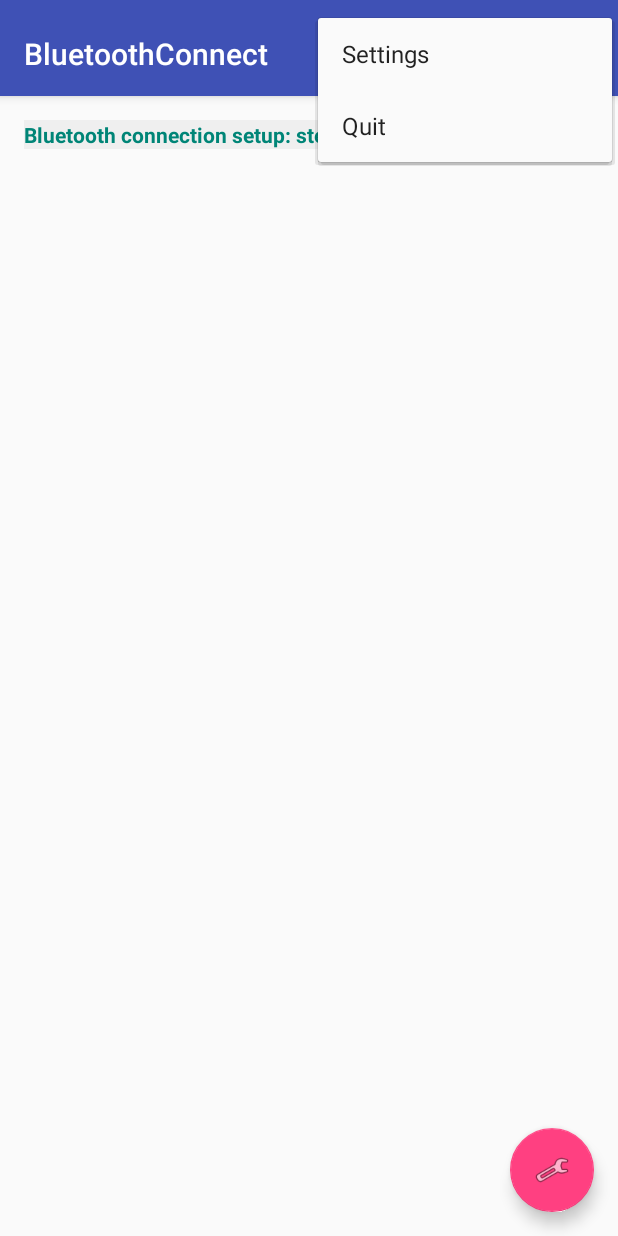
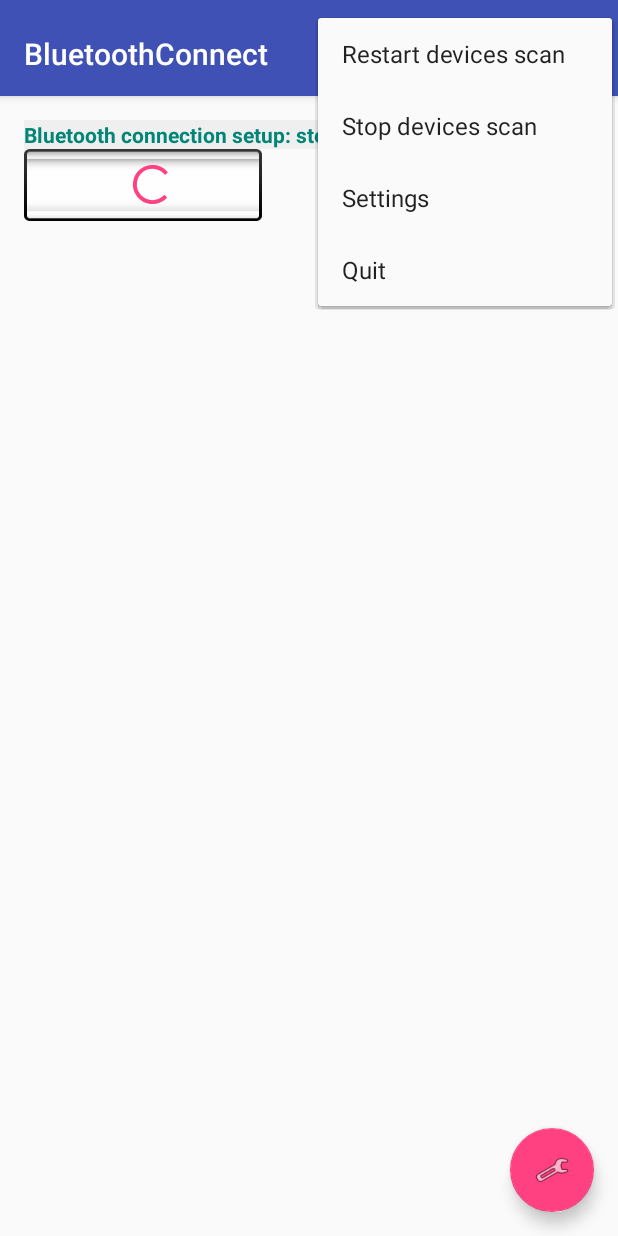
Before and after one commit to rcoscali/BluetoothConnectionMonitor, an Android app: the screen it shows after launch (BluetoothConnect), with the options menu open, on a phone screen of 412 x 824 dp. Run offline under Robolectric (Android 15) with nearby library versions, the phone set to English and light mode, and no system bars.

Commit message:
Managing bluetooth activation correctly

```diff
--- a/app/src/main/java/monitor/bluetoothconnection/rcsnet/com/bluetoothconnectionmonitor/BluetoothConnect.java
+++ b/app/src/main/java/monitor/bluetoothconnection/rcsnet/com/bluetoothconnectionmonitor/BluetoothConnect.java
@@ -1,7 +1,11 @@
 package monitor.bluetoothconnection.rcsnet.com.bluetoothconnectionmonitor;
 
 import android.bluetooth.BluetoothAdapter;
+import android.bluetooth.BluetoothDevice;
+import android.content.BroadcastReceiver;
+import android.content.Context;
 import android.content.Intent;
+import android.content.IntentFilter;
 import android.os.Bundle;
 import android.support.design.widget.FloatingActionButton;
 import android.support.design.widget.Snackbar;
@@ -13,8 +17,9 @@ import android.support.v7.app.AppCompatActivity;
 import android.support.v7.widget.Toolbar;
 import android.util.Log;
 import android.view.*;
-import android.widget.TextView;
-import android.widget.Toast;
+import android.widget.*;
+
+import java.util.Set;
 
 public class BluetoothConnect extends AppCompatActivity
 {
@@ -59,8 +64,11 @@ public class BluetoothConnect extends AppCompatActivity
                     public void onClick(View view)
                     {
                         Snackbar.make(view,
-                                      "Monitor this device",
-                                      Snackbar.LENGTH_LONG).setAction("Action", null).show();
+                                      "Restart scan",
+                                      Snackbar.LENGTH_LONG).setAction("ActionRestartScan", null).show();
+                        Snackbar.make(view,
+                                      "Stop scan",
+                                      Snackbar.LENGTH_LONG).setAction("ActionStopScan", null).show();
                     }
                 }
         );
@@ -96,6 +104,16 @@ public class BluetoothConnect extends AppCompatActivity
         {
             return true;
         }
+        else if (id == R.id.action_restart_scan)
+        {
+            BluetoothAdapter.getDefaultAdapter ().startDiscovery ();
+            return true;
+        }
+        else if (id == R.id.action_stop_scan)
+        {
+            BluetoothAdapter.getDefaultAdapter ().cancelDiscovery ();
+            return true;
+        }
         else if (id == R.id.action_quit)
         {
             finish();
@@ -117,7 +135,14 @@ public class BluetoothConnect extends AppCompatActivity
         private static final String ARG_SECTION_NUMBER = "section_number";
         private static final int REQUEST_CODE_ENABLE_BLUETOOTH = 0;
 
+        private Set<BluetoothDevice> devices;
+
         private int mSectionNumber;
+        private View mRootView;
+        private TextView mTextView;
+        private ListView mListView;
+        private ProgressBar mProgressBar;
+        private BluetoothAdapter mBluetoothAdapter;
 
         public PlaceholderFragment()
         {
@@ -144,27 +169,38 @@ public class BluetoothConnect extends AppCompatActivity
             mSectionNumber = getArguments().getInt(ARG_SECTION_NUMBER);
             Log.v("BluetoothMonitor",
                   "Fragment - onCreateView: " + getString(R.string.section_format, mSectionNumber));
-            View             rootView         = inflater.inflate(R.layout.fragment_bluetooth_connect, container, false);
-            TextView textView = (TextView) rootView.findViewById(R.id.section_label);
-            BluetoothAdapter bluetoothAdapter = BluetoothAdapter.getDefaultAdapter ();
-            if (bluetoothAdapter == null)
+            mRootView         = inflater.inflate(R.layout.fragment_bluetooth_connect, container, false);
+            mTextView = (TextView) mRootView.findViewById(R.id.section_label);
+            mListView = (ListView) mRootView.findViewById(R.id.section_list);
+            mProgressBar = (ProgressBar) mRootView.findViewById (R.id.progressBar);
+            mListView.setAdapter (new ArrayAdapter<String> (this.getActivity (),
+                                                            R.layout.rowitem,
+                                                            R.id.row_item_text));
+            mBluetoothAdapter = BluetoothAdapter.getDefaultAdapter ();
+            if (mBluetoothAdapter == null)
             {
                 Toast.makeText (this.getActivity ().getApplicationContext (), "Pas de Bluetooth",
                                 Toast.LENGTH_SHORT
                                ).show ();
-                textView.setText("No bluetooth device");
+                mTextView.setText("No bluetooth device");
             }
             else
             {
-                textView.setText(getString(R.string.section_format,
+                mTextView.setText(getString(R.string.section_format,
                                            mSectionNumber));
-                if (!bluetoothAdapter.isEnabled()) {
+                if (!mBluetoothAdapter.isEnabled()) {
                     Intent enableBlueTooth = new Intent(BluetoothAdapter.ACTION_REQUEST_ENABLE);
                     startActivityForResult(enableBlueTooth, REQUEST_CODE_ENABLE_BLUETOOTH);
                 }
+                else
+                {
+                    ((ArrayAdapter<String>)mListView.getAdapter ()).clear ();
+                    addBluetoothKnownDevices ();
+                    addBluetoothNewDevices ();
+                }
             }
 
-            return rootView;
+            return mRootView;
         }
 
         @Override
@@ -174,6 +210,64 @@ public class BluetoothConnect extends AppCompatActivity
                 return;
             if (resultCode == 0)
                 this.getActivity ().finish ();
+            else
+            {
+                ((ArrayAdapter<String>)mListView.getAdapter ()).clear ();
+                addBluetoothKnownDevices ();
+                addBluetoothNewDevices ();
+            }
+        }
+
+        private final BroadcastReceiver mBluetoothReceiver = new BroadcastReceiver() {
+            public void onReceive (Context context, Intent intent) {
+                String action = intent.getAction();
+                if (BluetoothAdapter.ACTION_DISCOVERY_STARTED.equals(action))
+                {
+                    mProgressBar.setVisibility (View.VISIBLE);
+                }
+                if (BluetoothAdapter.ACTION_DISCOVERY_FINISHED.equals(action))
+                {
+                    mProgressBar.setVisibility (View.GONE);
+                }
+                else if (BluetoothDevice.ACTION_FOUND.equals(action))
+                {
+                    BluetoothDevice device = intent.getParcelableExtra(BluetoothDevice.EXTRA_DEVICE);
+                    String item = device.getName () + " " + device.getAddress ();
+                    Log.v("BluetoothMonitor", "Adding new device item: " + item);
+                    ((ArrayAdapter<String>)mListView.getAdapter ()).add(item);
+                }
+            }
+        };
+
+        private
+        void addBluetoothNewDevices ()
+        {
+            Intent discoverableIntent = new Intent(BluetoothAdapter.ACTION_REQUEST_DISCOVERABLE);
+            discoverableIntent.putExtra(BluetoothAdapter.EXTRA_DISCOVERABLE_DURATION, 300);
+            startActivity(discoverableIntent);
+            IntentFilter filter = new IntentFilter(BluetoothDevice.ACTION_FOUND);
+            getContext().registerReceiver(mBluetoothReceiver, filter);
+            mBluetoothAdapter.startDiscovery();
+        }
+
+        @Override
+        public
+        void onDestroy() {
+            super.onDestroy();
+            mBluetoothAdapter.cancelDiscovery();
+            getContext().unregisterReceiver(mBluetoothReceiver);
+        }
+
+        private
+        void addBluetoothKnownDevices()
+        {
+            devices = mBluetoothAdapter.getBondedDevices();
+            for (BluetoothDevice device : devices) {
+                String item = device.getName () + " " + device.getAddress ();
+                Log.v("BluetoothMonitor", "Adding known device item: " + item);
+                ((ArrayAdapter<String>)mListView.getAdapter ()).add(item);
+            }
+
         }
 
         @Override
--- a/app/src/main/res/layout/fragment_bluetooth_connect.xml
+++ b/app/src/main/res/layout/fragment_bluetooth_connect.xml
@@ -1,30 +1,36 @@
-<RelativeLayout xmlns:android="http://schemas.android.com/apk/res/android"
-    xmlns:tools="http://schemas.android.com/tools"
-    android:layout_width="match_parent"
-    android:layout_height="match_parent"
-    android:paddingBottom="@dimen/activity_vertical_margin"
-    android:paddingLeft="16dp"
-    android:paddingRight="16dp"
-    android:paddingTop="@dimen/activity_vertical_margin"
-    tools:context="monitor.bluetoothconnection.rcsnet.com.bluetoothconnectionmonitor.BluetoothConnect$PlaceholderFragment">
+<LinearLayout xmlns:android="http://schemas.android.com/apk/res/android"
+              xmlns:tools="http://schemas.android.com/tools"
+              android:layout_width="fill_parent"
+              android:layout_height="fill_parent"
+              android:paddingBottom="@dimen/activity_vertical_margin"
+              android:paddingLeft="16dp"
+              android:paddingRight="16dp"
+              android:paddingTop="@dimen/activity_vertical_margin"
+              tools:context="monitor.bluetoothconnection.rcsnet.com.bluetoothconnectionmonitor.BluetoothConnect$PlaceholderFragment"
+              android:orientation="vertical">
 
     <TextView
         android:id="@+id/section_label"
         android:layout_width="wrap_content"
         android:layout_height="wrap_content"
-        android:autoText="true"
+        android:autoText="false"
         android:textStyle="bold"
         android:textAlignment="center"
         android:textColor="@color/accent_material_light"
-        android:layout_alignParentTop="true"
-        android:layout_alignParentLeft="true"
         android:background="@drawable/abc_list_pressed_holo_dark" />
 
     <ListView
-        android:layout_width="wrap_content"
+        android:layout_width="fill_parent"
         android:layout_height="wrap_content"
-        android:id="@+id/section_list"
-        android:layout_below="@+id/section_label"
-        android:layout_toEndOf="@+id/section_label" />
+        android:id="@+id/section_list"/>
 
-</RelativeLayout>
+    <ProgressBar
+        android:layout_width="164dp"
+        android:layout_height="48dp"
+        android:id="@+id/progressBar"
+        android:indeterminate="true"
+        android:visibility="visible"
+        android:progress="@android:integer/config_mediumAnimTime"
+        android:background="@android:drawable/spinner_background"/>
+
+</LinearLayout>
--- a/app/src/main/res/menu/menu_bluetooth_connect.xml
+++ b/app/src/main/res/menu/menu_bluetooth_connect.xml
@@ -2,6 +2,16 @@
     xmlns:app="http://schemas.android.com/apk/res-auto"
     xmlns:tools="http://schemas.android.com/tools"
     tools:context="monitor.bluetoothconnection.rcsnet.com.bluetoothconnectionmonitor.BluetoothConnect">
+    <item
+        android:id="@+id/action_restart_scan"
+        android:orderInCategory="100"
+        android:title="@string/action_restart_scan"
+        app:showAsAction="never" />
+    <item
+        android:id="@+id/action_stop_scan"
+        android:orderInCategory="100"
+        android:title="@string/action_stop_scan"
+        app:showAsAction="never" />
     <item
         android:id="@+id/action_settings"
         android:orderInCategory="100"
--- a/app/src/main/res/values/strings.xml
+++ b/app/src/main/res/values/strings.xml
@@ -7,4 +7,7 @@
     <string name="action_settings">Settings</string>
     <string name="section_format">Bluetooth connection setup: step #%1$d</string>
     <string name="action_quit">Quit</string>
+    <string name="row_item_icon">Row item icon</string>
+    <string name="action_restart_scan">Restart devices scan</string>
+    <string name="action_stop_scan">Stop devices scan</string>
 </resources>
```
Also changed, not shown: app/src/main/res/layout/rowitem.xml (added, +26 -0 lines).
